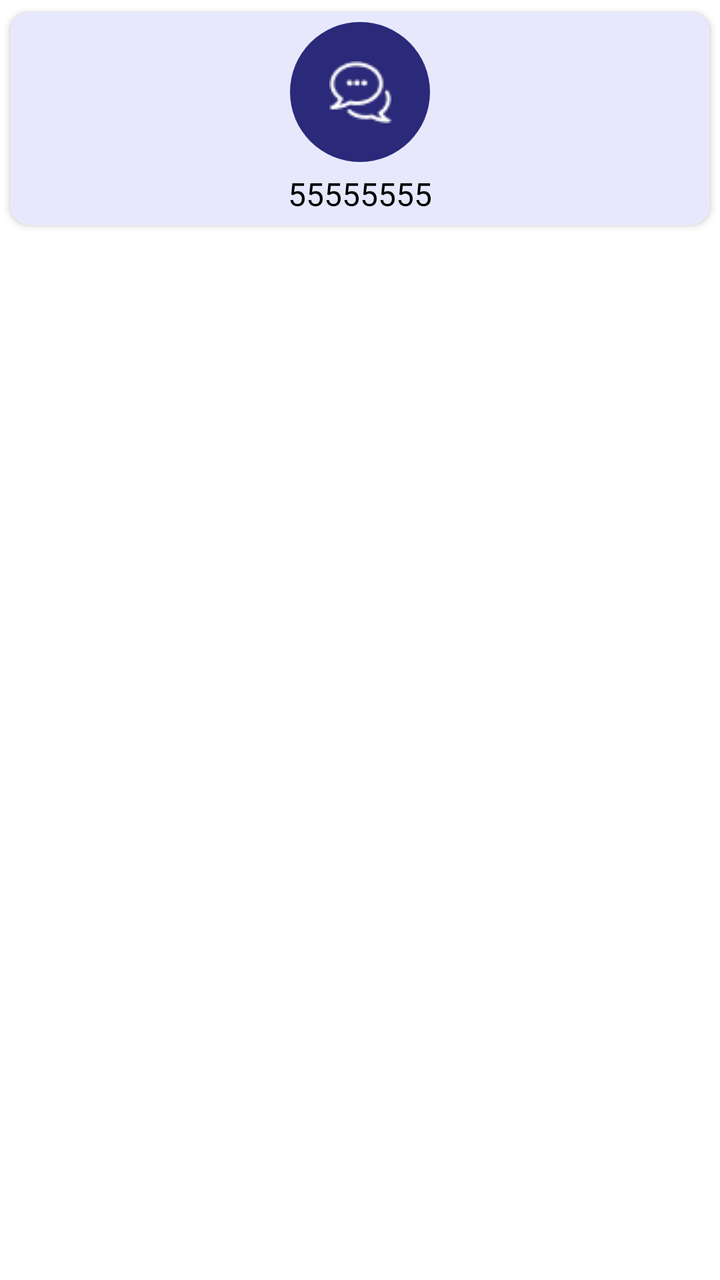
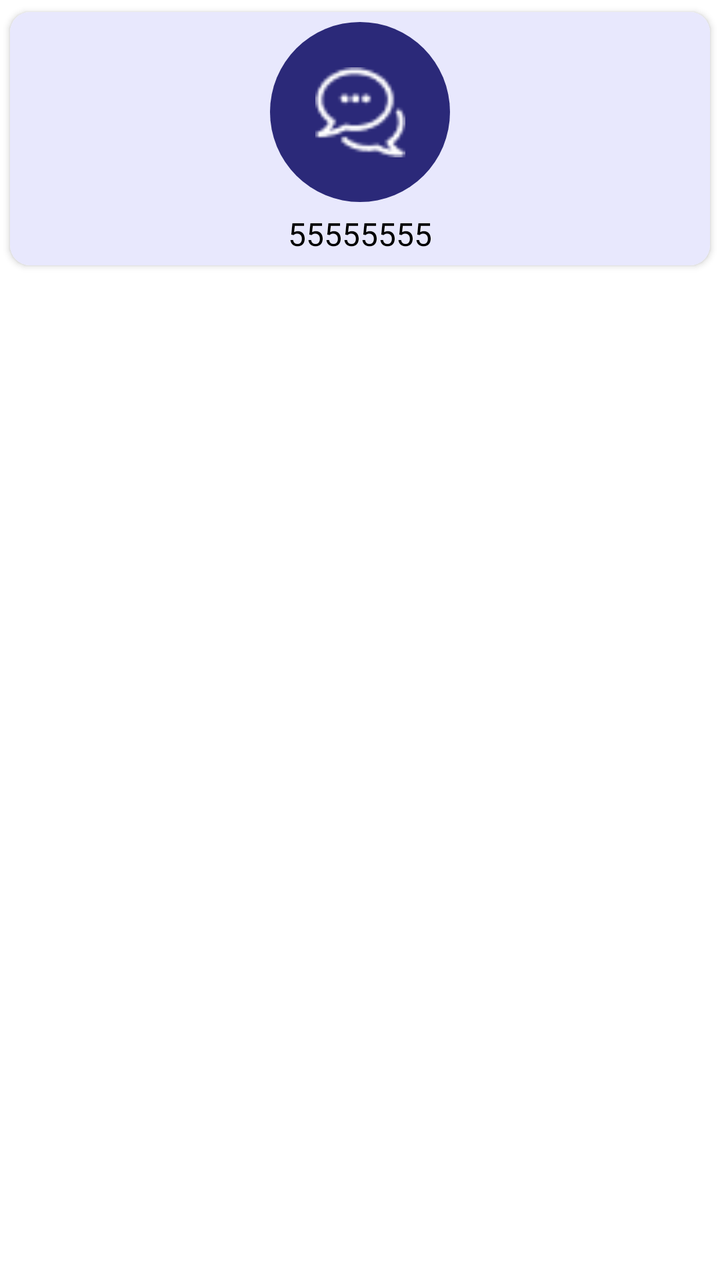

Two renders of the same Android screen: before a commit and after it. Below are the layout's source before the change and the commit's diff.
<!-- AndroidManifest.xml: application theme Theme.NewDesign -->
<!-- res/layout/item_layout_rvservices.xml -->
<?xml version="1.0" encoding="utf-8"?>
<androidx.constraintlayout.widget.ConstraintLayout xmlns:android="http://schemas.android.com/apk/res/android"
        xmlns:app="http://schemas.android.com/apk/res-auto"
        android:layout_width="match_parent"
        android:layout_height="wrap_content">

    <androidx.cardview.widget.CardView
            android:id="@+id/cardview"
            android:layout_width="match_parent"
            android:layout_height="wrap_content"
            app:cardCornerRadius="10dp"
            app:cardUseCompatPadding="true"
            android:background="@color/new_color"
            app:layout_constraintEnd_toEndOf="parent"
            app:layout_constraintStart_toStartOf="parent"
            app:layout_constraintTop_toTopOf="parent"

            >

        <androidx.constraintlayout.widget.ConstraintLayout
                android:id="@+id/layput_services"
                android:layout_width="match_parent"
                android:layout_height="match_parent"
                android:background="@color/move"
                android:padding="5dp">

            <androidx.constraintlayout.widget.ConstraintLayout
                    android:id="@+id/layout_uploadImage"
                    android:layout_width="70dp"
                    android:layout_height="70dp"
                    android:background="@drawable/bg_circle"
                    app:layout_constraintTop_toTopOf="parent"
                    app:layout_constraintEnd_toEndOf="parent"
                    app:layout_constraintStart_toStartOf="parent">

                <com.google.android.material.imageview.ShapeableImageView
                        android:id="@+id/iv_services"
                        android:layout_width="45dp"
                        android:layout_height="42dp"
                        android:adjustViewBounds="true"
                        android:src="@drawable/ic_chat"
                        app:tint="@color/white"
                        android:scaleType="center"
                        android:maxWidth="@dimen/_5sdp"
                        android:fitsSystemWindows="true"
                        app:layout_constraintBottom_toBottomOf="parent"
                        app:layout_constraintEnd_toEndOf="parent"
                        app:layout_constraintStart_toStartOf="parent"
                        app:layout_constraintTop_toTopOf="parent" />
            </androidx.constraintlayout.widget.ConstraintLayout>


            <TextView
                    android:id="@+id/tv_serviceName"
                    android:layout_width="wrap_content"
                    android:layout_height="wrap_content"
                    android:layout_marginTop="5dp"
                    android:text="55555555"
                    android:gravity="center"
                    android:textAppearance="@style/TextAppearance.AppCompat.Headline"
                    android:textColor="@color/black"
                    android:textSize="16sp"
                    app:layout_constraintStart_toStartOf="parent"
                    app:layout_constraintEnd_toEndOf="parent"
                    app:layout_constraintTop_toBottomOf="@+id/layout_uploadImage" />


        </androidx.constraintlayout.widget.ConstraintLayout>

    </androidx.cardview.widget.CardView>
</androidx.constraintlayout.widget.ConstraintLayout>
<!-- resources referenced by this layout -->
<resources>
  <color name="black">#FF000000</color>
  <color name="move">#E8E8FD</color>
  <color name="new_color">#2e297d</color>
  <color name="white">#FFFFFFFF</color>
  <!-- drawable bg_circle (drawable) -->
  <?xml version="1.0" encoding="utf-8"?>
  <shape xmlns:android="http://schemas.android.com/apk/res/android"
      android:shape="oval"
      >
  
      <size android:width="20dp" android:height="20dp"/>
      <solid android:color="@color/blue"/>
  
  </shape>
  <!-- drawable ic_chat: png bitmap (drawable, 1329 bytes) -->
  <style name="Theme.NewDesign" parent="Theme.MaterialComponents.Light.NoActionBar">
          
          <item name="colorPrimary">@color/purple_500</item>
          <item name="colorPrimaryVariant">@color/purple_700</item>
          <item name="colorOnPrimary">@color/white</item>
          
          <item name="colorSecondary">#0639BA</item>
          <item name="colorSecondaryVariant">@color/teal_700</item>
          <item name="colorOnSecondary">@color/black</item>
          
          <item name="android:statusBarColor">?attr/colorPrimaryVariant</item>
          
      </style>
  <color name="blue">#2B2979</color>
  <color name="purple_500">#AEB3BE</color>
  <color name="purple_700">#FF3700B3</color>
  <color name="teal_700">#FF018786</color>
</resources>

<!-- the commit's change to res/layout/item_layout_rvservices.xml (unified diff, before → after) -->
@@ -1,5 +1,6 @@
 <?xml version="1.0" encoding="utf-8"?>
-<androidx.constraintlayout.widget.ConstraintLayout xmlns:android="http://schemas.android.com/apk/res/android"
+<androidx.constraintlayout.widget.ConstraintLayout
+        xmlns:android="http://schemas.android.com/apk/res/android"
         xmlns:app="http://schemas.android.com/apk/res-auto"
         android:layout_width="match_parent"
         android:layout_height="wrap_content">
@@ -26,8 +27,9 @@
 
             <androidx.constraintlayout.widget.ConstraintLayout
                     android:id="@+id/layout_uploadImage"
-                    android:layout_width="70dp"
-                    android:layout_height="70dp"
+                    android:layout_width="90dp"
+                    android:layout_height="90dp"
+                    android:layout_marginTop="@dimen/_5sdp"
                     android:background="@drawable/bg_circle"
                     app:layout_constraintTop_toTopOf="parent"
                     app:layout_constraintEnd_toEndOf="parent"
@@ -36,12 +38,11 @@
                 <com.google.android.material.imageview.ShapeableImageView
                         android:id="@+id/iv_services"
                         android:layout_width="45dp"
-                        android:layout_height="42dp"
+                        android:layout_height="45dp"
                         android:adjustViewBounds="true"
                         android:src="@drawable/ic_chat"
                         app:tint="@color/white"
-                        android:scaleType="center"
-                        android:maxWidth="@dimen/_5sdp"
+                        android:scaleType="centerCrop"
                         android:fitsSystemWindows="true"
                         app:layout_constraintBottom_toBottomOf="parent"
                         app:layout_constraintEnd_toEndOf="parent"
